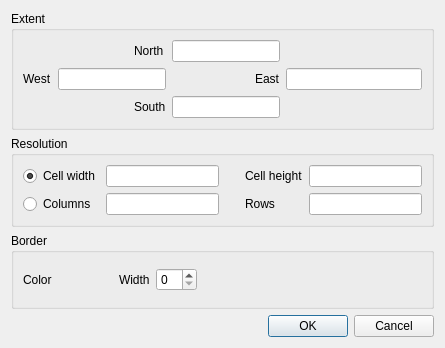
sourcepole/qgis, file qgis/src/plugins/grass/qgsgrassregionbase.ui: the form before one commit.
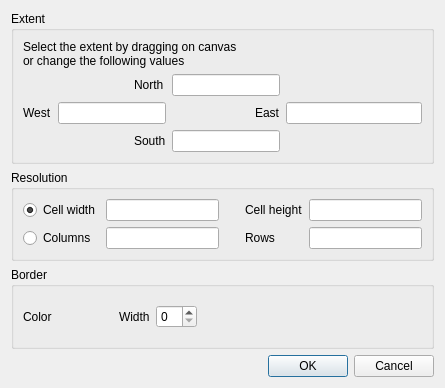
The form after the commit. Custom widgets are drawn as their Qt base class.

Commit message: added usage message into selection GRASS gui

The edit to the form file:
```diff
--- a/qgis/src/plugins/grass/qgsgrassregionbase.ui
+++ b/qgis/src/plugins/grass/qgsgrassregionbase.ui
@@ -7,7 +7,7 @@
     <x>0</x>
     <y>0</y>
     <width>445</width>
-    <height>348</height>
+    <height>388</height>
    </rect>
   </property>
   <property name="windowTitle">
@@ -20,7 +20,7 @@
       <string>Extent</string>
      </property>
      <layout class="QGridLayout" name="gridLayout">
-      <item row="0" column="2">
+      <item row="1" column="2">
        <widget class="QLabel" name="textLabel1">
         <property name="sizePolicy">
          <sizepolicy hsizetype="Fixed" vsizetype="Fixed">
@@ -33,7 +33,7 @@
         </property>
        </widget>
       </item>
-      <item row="1" column="0">
+      <item row="2" column="0">
        <widget class="QLabel" name="textLabel2">
         <property name="sizePolicy">
          <sizepolicy hsizetype="Fixed" vsizetype="Fixed">
@@ -52,10 +52,10 @@
         </property>
        </widget>
       </item>
-      <item row="1" column="1" colspan="2">
+      <item row="2" column="1" colspan="2">
        <widget class="QLineEdit" name="mWest"/>
       </item>
-      <item row="1" column="4">
+      <item row="2" column="4">
        <widget class="QLabel" name="textLabel3">
         <property name="sizePolicy">
          <sizepolicy hsizetype="Fixed" vsizetype="Fixed">
@@ -68,10 +68,10 @@
         </property>
        </widget>
       </item>
-      <item row="1" column="5">
+      <item row="2" column="5">
        <widget class="QLineEdit" name="mEast"/>
       </item>
-      <item row="2" column="2">
+      <item row="3" column="2">
        <widget class="QLabel" name="textLabel4">
         <property name="sizePolicy">
          <sizepolicy hsizetype="Fixed" vsizetype="Fixed">
@@ -84,12 +84,20 @@
         </property>
        </widget>
       </item>
-      <item row="2" column="3" colspan="2">
+      <item row="3" column="3" colspan="2">
        <widget class="QLineEdit" name="mSouth"/>
       </item>
-      <item row="0" column="3" colspan="2">
+      <item row="1" column="3" colspan="2">
        <widget class="QLineEdit" name="mNorth"/>
       </item>
+      <item row="0" column="0" colspan="6">
+       <widget class="QLabel" name="label_3">
+        <property name="text">
+         <string>Select the extent by dragging on canvas 
+or change the following values</string>
+        </property>
+       </widget>
+      </item>
      </layout>
     </widget>
    </item>
```
